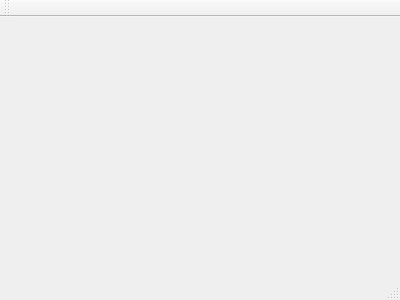
First picture: the form in GoBang/mainwindow.ui, repository onceltl/QT_GoBang, before the edit.
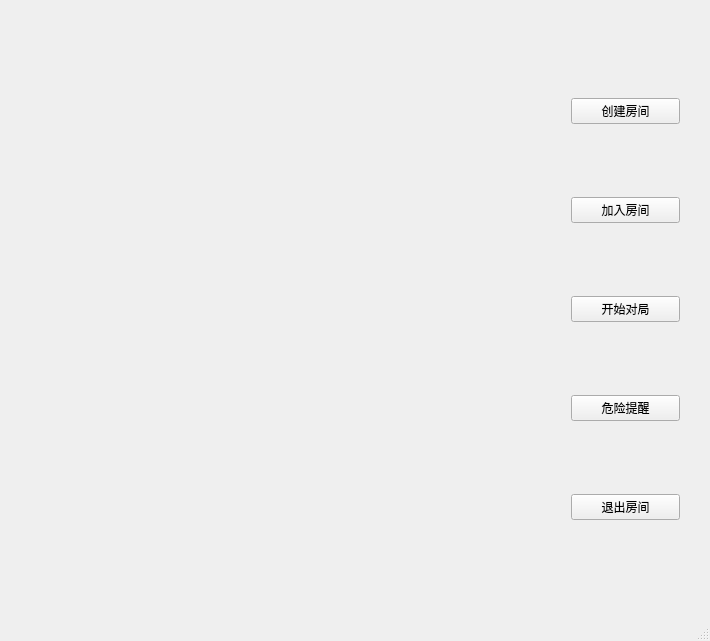
Second picture: the form after the edit. Custom widgets are drawn as their Qt base class.

```diff
--- a/GoBang/mainwindow.ui
+++ b/GoBang/mainwindow.ui
@@ -1,24 +1,106 @@
 <ui version="4.0">
  <class>MainWindow</class>
- <widget class="QMainWindow" name="MainWindow" >
-  <property name="geometry" >
+ <widget class="QMainWindow" name="MainWindow">
+  <property name="geometry">
    <rect>
     <x>0</x>
     <y>0</y>
-    <width>400</width>
-    <height>300</height>
+    <width>710</width>
+    <height>641</height>
    </rect>
   </property>
   <property name="windowTitle" >
    <string>MainWindow</string>
   </property>
-  <widget class="QMenuBar" name="menuBar" />
-  <widget class="QToolBar" name="mainToolBar" />
-  <widget class="QWidget" name="centralWidget" />
-  <widget class="QStatusBar" name="statusBar" />
+  <widget class="QWidget" name="centralWidget">
+   <widget class="QWidget" name="verticalLayoutWidget_2">
+    <property name="geometry">
+     <rect>
+      <x>50</x>
+      <y>10</y>
+      <width>371</width>
+      <height>31</height>
+     </rect>
+    </property>
+    <layout class="QVBoxLayout" name="RoomTextLayout">
+     <item>
+      <widget class="QLabel" name="RoomText">
+       <property name="text">
+        <string/>
+       </property>
+      </widget>
+     </item>
+    </layout>
+   </widget>
+   <widget class="ChessBoard" name="chessBoard" native="true">
+    <property name="geometry">
+     <rect>
+      <x>50</x>
+      <y>70</y>
+      <width>500</width>
+      <height>500</height>
+     </rect>
+    </property>
+   </widget>
+   <widget class="QWidget" name="layoutWidget">
+    <property name="geometry">
+     <rect>
+      <x>560</x>
+      <y>20</y>
+      <width>131</width>
+      <height>581</height>
+     </rect>
+    </property>
+    <layout class="QVBoxLayout" name="ButtonLayout">
+     <item>
+      <widget class="QPushButton" name="CreatButton">
+       <property name="text">
+        <string>创建房间</string>
+       </property>
+      </widget>
+     </item>
+     <item>
+      <widget class="QPushButton" name="AddButton">
+       <property name="text">
+        <string>加入房间</string>
+       </property>
+      </widget>
+     </item>
+     <item>
+      <widget class="QPushButton" name="StartButton">
+       <property name="text">
+        <string>开始对局</string>
+       </property>
+      </widget>
+     </item>
+     <item>
+      <widget class="QPushButton" name="WarnButton">
+       <property name="text">
+        <string>危险提醒</string>
+       </property>
+      </widget>
+     </item>
+     <item>
+      <widget class="QPushButton" name="QuitButton">
+       <property name="text">
+        <string>退出房间</string>
+       </property>
+      </widget>
+     </item>
+    </layout>
+   </widget>
+  </widget>
+  <widget class="QStatusBar" name="statusBar"/>
  </widget>
- <layoutDefault spacing="6" margin="11" />
- <pixmapfunction></pixmapfunction>
+ <layoutdefault spacing="6" margin="11"/>
+ <customwidgets>
+  <customwidget>
+   <class>ChessBoard</class>
+   <extends>QWidget</extends>
+   <header>chessboard.h</header>
+   <container>1</container>
+  </customwidget>
+ </customwidgets>
  <resources/>
  <connections/>
 </ui>
```
Left out of the diff: 3 changed lines with no effect on the pictures.
